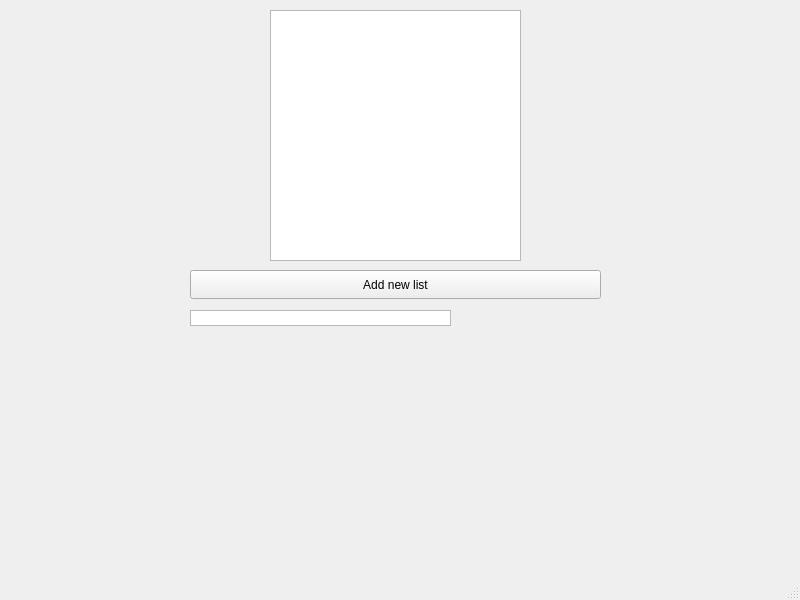
This is mainwindow.ui in MaybeAshLately/adelajdaQT as Qt 5 draws it before an edit. The edited form follows.
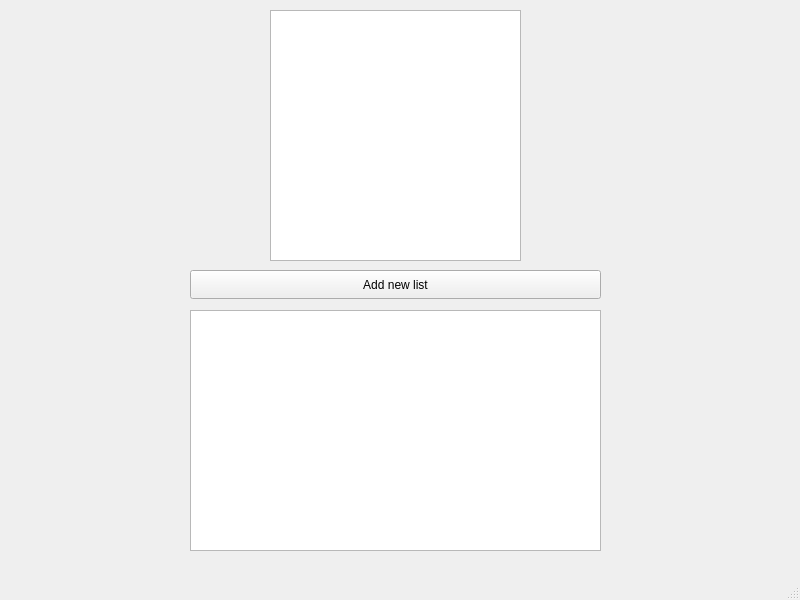
This is the edited form.

Patch:
```diff
--- a/mainwindow.ui
+++ b/mainwindow.ui
@@ -45,8 +45,8 @@
      <rect>
       <x>190</x>
       <y>310</y>
-      <width>261</width>
-      <height>16</height>
+      <width>411</width>
+      <height>241</height>
      </rect>
     </property>
     <property name="cursor" stdset="0">
```
